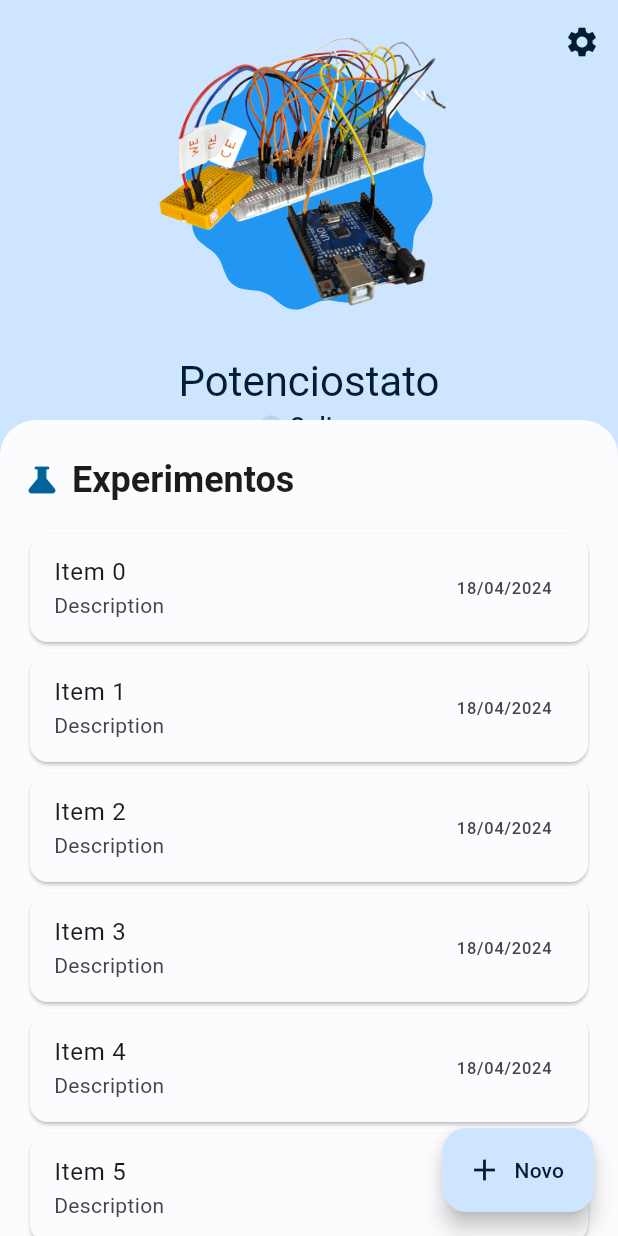
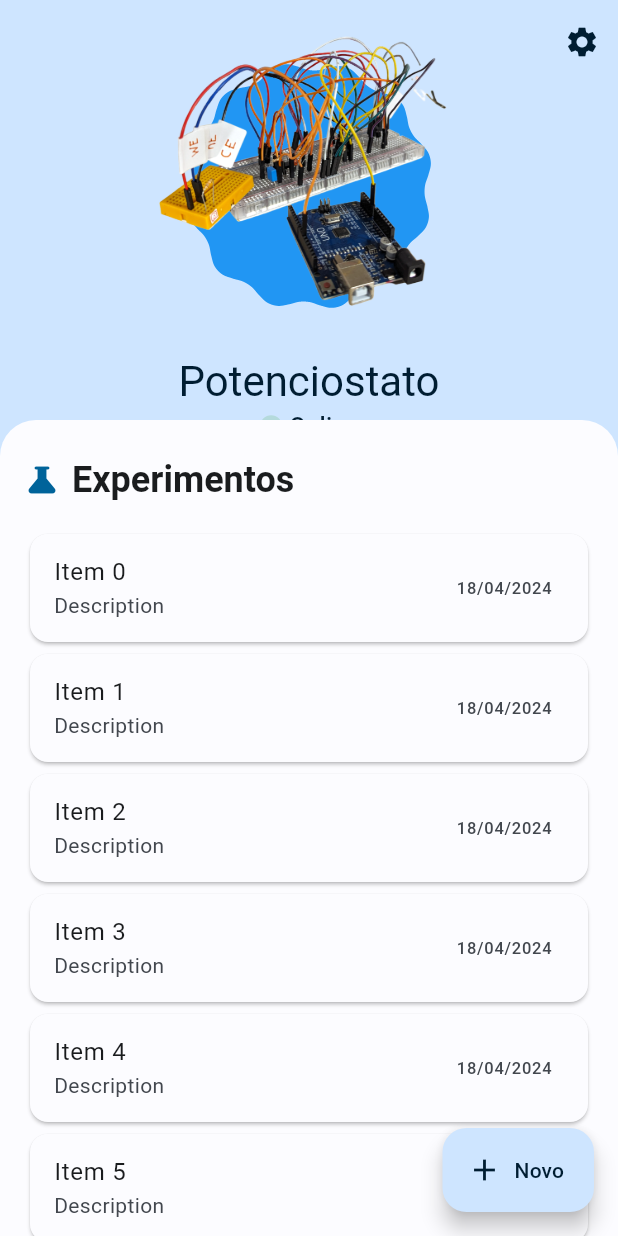
Before and after one commit to vicenteparmi/labsense, a Flutter app: the first screen one second after launch, on a phone screen of 412 x 824 dp. Run offline on Flutter 3.47's test engine with Material 3 defaults, Android fonts, the phone set to English and light mode, and no system bars; our stand-ins replace permission_handler, shared_preferences; missing offline and left inert: quick_blue; generated files the repository leaves out were written again.

Commit message:
Refactor MaterialYouShape widget to use a rotation animation

```diff
--- a/lib/components/material_you_shape.dart
+++ b/lib/components/material_you_shape.dart
@@ -1,15 +1,43 @@
 import 'dart:math';
 import 'package:flutter/material.dart';
 
-class MaterialYouShape extends StatelessWidget {
-  const MaterialYouShape({super.key});
+class MaterialYouShape extends StatefulWidget {
+  const MaterialYouShape({super.key, required this.pressed});
+
+  final bool pressed;
+
+  @override
+  _MaterialYouShapeState createState() => _MaterialYouShapeState();
+}
+
+class _MaterialYouShapeState extends State<MaterialYouShape>
+    with SingleTickerProviderStateMixin {
+  late final AnimationController _controller;
+
+  @override
+  void initState() {
+    super.initState();
+    _controller = AnimationController(
+      duration: const Duration(seconds: 30),
+      vsync: this,
+    )..repeat();
+  }
 
   @override
   Widget build(BuildContext context) {
-    return CustomPaint(
-      size: const Size(200, 200),
-      painter: CirclePainter(),
+    return RotationTransition(
+      turns: _controller,
+      child: CustomPaint(
+        size: const Size(200, 200),
+        painter: CirclePainter(),
+      ),
     );
+  }
+
+  @override
+  void dispose() {
+    _controller.dispose();
+    super.dispose();
   }
 }
 
@@ -36,7 +64,9 @@ class CirclePainter extends CustomPainter {
 
     final spline = CatmullRomSpline(points);
 
-    final path = Path()..addPolygon(spline.generateSamples().map((tn) => tn.value).toList(), true);
+    final path = Path()
+      ..addPolygon(
+          spline.generateSamples().map((tn) => tn.value).toList(), true);
 
     canvas.drawPath(path, paint);
   }
--- a/lib/pages/main_pages/home.dart
+++ b/lib/pages/main_pages/home.dart
@@ -82,7 +82,7 @@ class _HomeState extends State<Home> {
                         const SizedBox(height: 24.0),
                         // Image
                         Stack(children: [
-                          const MaterialYouShape(),
+                          const MaterialYouShape(pressed: false),
                           // Material You shape
                           Image.asset(
                             'assets/images/potentiostat.png',
```
